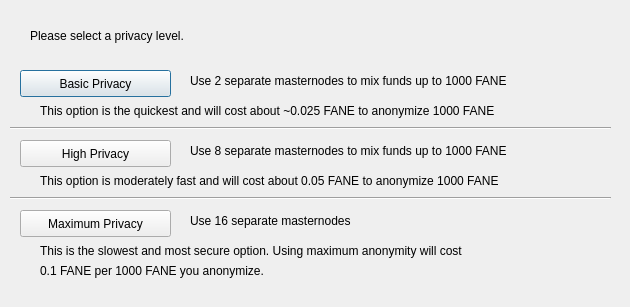
Above: src/qt/forms/darksendconfig.ui from fantasy11coin/hostmasternode before the change. Below: the same form after it.
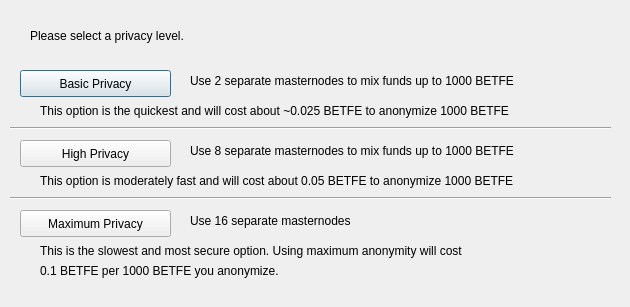
That is the form after the change.

Patch:
```diff
--- a/src/qt/forms/darksendconfig.ui
+++ b/src/qt/forms/darksendconfig.ui
@@ -75,7 +75,7 @@
     </rect>
    </property>
    <property name="text">
-    <string>Use 2 separate masternodes to mix funds up to 1000 FANE</string>
+    <string>Use 2 separate masternodes to mix funds up to 1000 BETFE</string>
    </property>
   </widget>
   <widget class="QLabel" name="label_3">
@@ -88,7 +88,7 @@
     </rect>
    </property>
    <property name="text">
-    <string>Use 8 separate masternodes to mix funds up to 1000 FANE</string>
+    <string>Use 8 separate masternodes to mix funds up to 1000 BETFE</string>
    </property>
   </widget>
   <widget class="QLabel" name="label_4">
@@ -114,7 +114,7 @@
     </rect>
    </property>
    <property name="text">
-    <string>This option is the quickest and will cost about ~0.025 FANE to anonymize 1000 FANE</string>
+    <string>This option is the quickest and will cost about ~0.025 BETFE to anonymize 1000 BETFE</string>
    </property>
   </widget>
   <widget class="QLabel" name="label_7">
@@ -127,7 +127,7 @@
     </rect>
    </property>
    <property name="text">
-    <string>This option is moderately fast and will cost about 0.05 FANE to anonymize 1000 FANE</string>
+    <string>This option is moderately fast and will cost about 0.05 BETFE to anonymize 1000 BETFE</string>
    </property>
   </widget>
   <widget class="QLabel" name="label_8">
@@ -153,7 +153,7 @@
     </rect>
    </property>
    <property name="text">
-    <string>0.1 FANE per 1000 FANE you anonymize.</string>
+    <string>0.1 BETFE per 1000 BETFE you anonymize.</string>
    </property>
   </widget>
   <widget class="Line" name="line">
```
